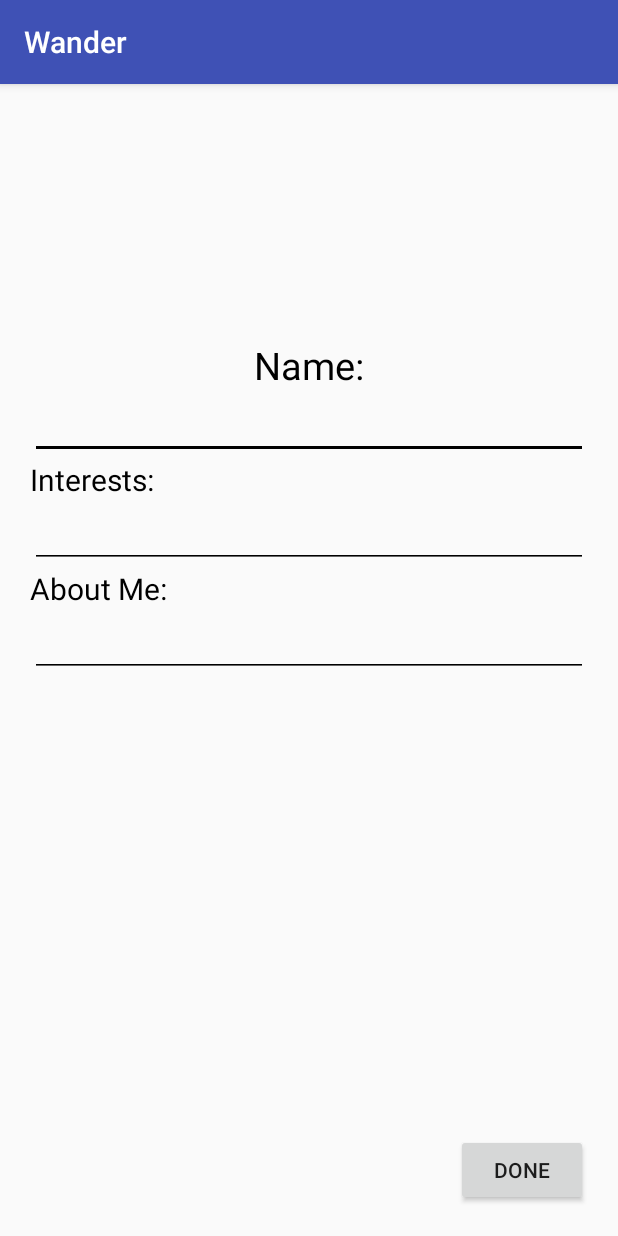
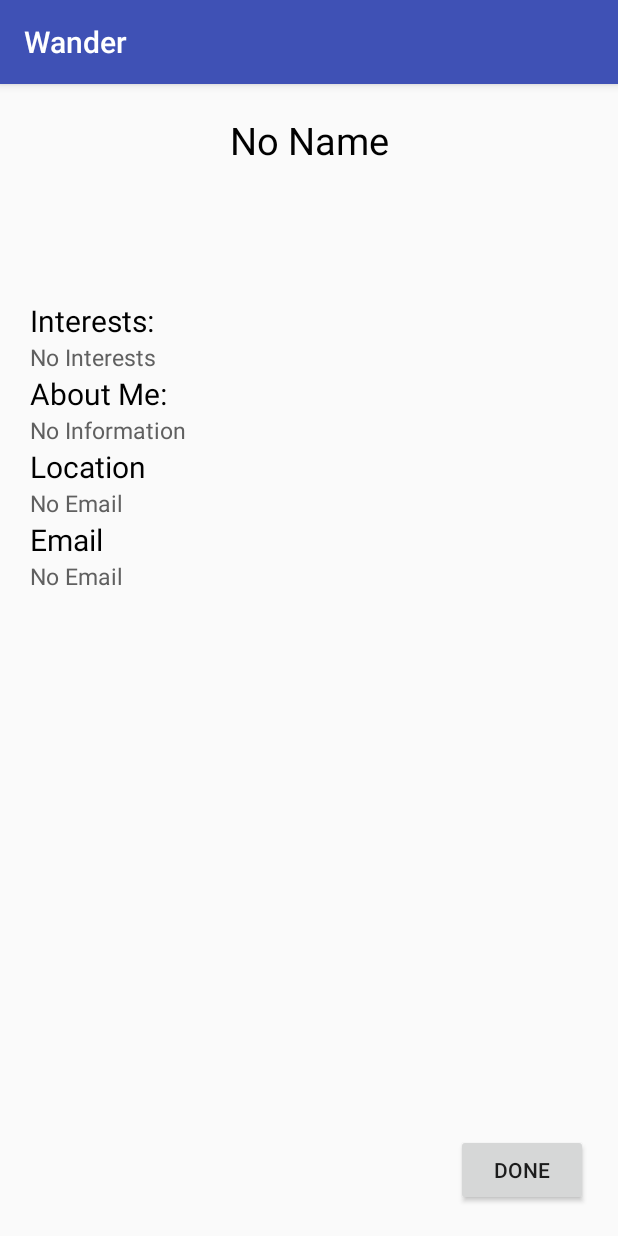
Before and after one commit to jordansegalman/wander, an Android app: the Profile screen opened directly, with no data from a screen before it, after a tap on "EDIT", on a phone screen of 412 x 824 dp. Run offline under Robolectric (Android 15) with nearby library versions, the phone set to English and light mode, and no system bars; our stand-ins replace Volley.

Commit message:
Added separate edit profile page

```diff
--- a/AndroidApp/app/src/main/java/com/example/kyle/wander/Profile.java
+++ b/AndroidApp/app/src/main/java/com/example/kyle/wander/Profile.java
@@ -6,6 +6,7 @@ import android.support.v7.app.AppCompatActivity;
 import android.os.Bundle;
 import android.util.Log;
 import android.view.View;
+import android.widget.EditText;
 import android.widget.ImageView;
 import android.widget.TextView;
 import android.widget.Toast;
@@ -65,6 +66,18 @@ public class Profile extends AppCompatActivity {
         aboutText_input = (TextView)findViewById(R.id.about_text);
         locationText_input = (TextView)findViewById(R.id.location_text);
         emailText_input = (TextView)findViewById(R.id.email_text);
+
+        if (getCallingActivity() != null) {
+            Log.d("TAG", getCallingActivity().getClassName());
+            if (getCallingActivity().getClassName().equalsIgnoreCase("com.example.kyle.wander.ProfileEdit")) {
+                Intent in = getIntent();
+                nameText_input.setText(in.getExtras().getString("name"));
+                interestText_input.setText(in.getExtras().getString("interests"));
+                aboutText_input.setText(in.getExtras().getString("about"));
+                emailText_input.setText(in.getExtras().getString("email"));
+                locationText_input.setText(in.getExtras().getString("location"));
+            }
+        }
 
         //profilePicture.setBackground();
         //nameText.setText(name);
@@ -142,6 +155,22 @@ public class Profile extends AppCompatActivity {
     }
 
     public void edit(View view){
-        startActivity(new Intent(Profile.this, ProfileEdit.class));
+        /*
+        EditText etInterests = (EditText) findViewById(R.id.interests_text);
+        EditText etAbout = (EditText) findViewById(R.id.about_text);
+        EditText etLocation = (EditText) findViewById(R.id.location_text);
+        EditText etEmail = (EditText) findViewById(R.id.location_text);
+        EditText etName = (EditText) findViewById(R.id.name);
+        */
+        Intent i = new Intent(Profile.this, ProfileEdit.class);
+        i.putExtra("location", locationText_input.getText().toString());
+        i.putExtra("about", aboutText_input.getText().toString());
+        i.putExtra("interests", interestText_input.getText().toString());
+        i.putExtra("email", emailText_input.getText().toString());
+        i.putExtra("name", nameText_input.getText().toString());
+        startActivity(i);
+
+
+        //startActivity(new Intent(Profile.this, ProfileEdit.class));
     }
 }
--- a/AndroidApp/app/src/main/java/com/example/kyle/wander/ProfileEdit.java
+++ b/AndroidApp/app/src/main/java/com/example/kyle/wander/ProfileEdit.java
@@ -1,18 +1,61 @@
 package com.example.kyle.wander;
 
+import android.content.Intent;
+import android.support.v4.app.ActivityCompat;
 import android.support.v7.app.AppCompatActivity;
 import android.os.Bundle;
 import android.view.View;
+import android.widget.EditText;
 
 public class ProfileEdit extends AppCompatActivity {
+    private EditText etInterests;
+    private EditText etAbout;
+    private EditText etLocation;
+    private EditText etEmail;
+    private EditText etName;
 
     @Override
     protected void onCreate(Bundle savedInstanceState) {
         super.onCreate(savedInstanceState);
         setContentView(R.layout.activity_profile_edit);
+
+        etInterests = (EditText) findViewById(R.id.interests_text);
+        etAbout = (EditText) findViewById(R.id.about_text);
+        etLocation = (EditText) findViewById(R.id.location_text);
+        etEmail = (EditText) findViewById(R.id.location_text);
+        etName = (EditText) findViewById(R.id.name);
+
+        Intent in = getIntent();
+        String loc = in.getExtras().getString("location");
+        String about = in.getExtras().getString("about");
+        String interests = in.getExtras().getString("interests");
+        String name = in.getExtras().getString("name");
+        String email = in.getExtras().getString("email");
+
+        etInterests.setText(interests);
+        etAbout.setText(about);
+        etLocation.setText(loc);
+        etName.setText(name);
+        etEmail.setText(email);
+
     }
 
     public void done(View view){
         //TODO: Save profile data
+        etInterests = (EditText) findViewById(R.id.interests_text);
+        etAbout = (EditText) findViewById(R.id.about_text);
+        etLocation = (EditText) findViewById(R.id.location_text);
+        etEmail = (EditText) findViewById(R.id.location_text);
+        etName = (EditText) findViewById(R.id.name);
+
+        Intent i = new Intent(ProfileEdit.this, Profile.class);
+        i.putExtra("location", etLocation.getText().toString());
+        i.putExtra("about", etAbout.getText().toString());
+        i.putExtra("interests", etInterests.getText().toString());
+        i.putExtra("email", etEmail.getText().toString());
+        i.putExtra("name", etName.getText().toString());
+
+        ActivityCompat.startActivityForResult(this, i, 0, null);
+        //startActivity(i);
     }
 }
--- a/AndroidApp/app/src/main/res/layout/activity_profile_edit.xml
+++ b/AndroidApp/app/src/main/res/layout/activity_profile_edit.xml
@@ -20,66 +20,89 @@
             android:orientation="vertical"
             android:gravity="top">
 
-            <ImageView
-                android:id="@+id/picture"
-                android:layout_width="match_parent"
-                android:layout_height="150dp"
-                android:gravity="center"/>
-
-            <TextView
-                android:layout_width="match_parent"
-                android:layout_height="wrap_content"
-                android:textSize="25sp"
-                android:textColor="#000000"
-                android:gravity="center"
-                android:text="Name:"/>
-
             <EditText
                 android:id="@+id/name"
                 android:layout_width="match_parent"
                 android:layout_height="wrap_content"
-                android:inputType="textFilter"
-                android:maxLines="1"
-                android:imeOptions="actionNext"
-                android:backgroundTint="#000000"
-                android:textCursorDrawable="@null"
-                android:textColor="#000000"/>
+                android:gravity="center"
+                android:text="No Name"
+                android:textColor="#000000"
+                android:background="@android:color/transparent"
+                android:textSize="25sp" />
+
+            <ImageView
+                android:id="@+id/picture"
+                android:layout_width="match_parent"
+                android:layout_height="89dp"
+                android:gravity="center" />
 
             <TextView
-                android:layout_width="match_parent"
-                android:layout_height="wrap_content"
-                android:textColor="#000000"
-                android:textSize="20sp"
-                android:text="Interests:"/>
-
-            <EditText
                 android:id="@+id/interests"
                 android:layout_width="match_parent"
                 android:layout_height="wrap_content"
-                android:inputType="textFilter"
-                android:maxLines="1"
-                android:imeOptions="actionNext"
-                android:backgroundTint="#000000"
-                android:textCursorDrawable="@null"
-                android:textColor="#000000"/>
+                android:text="Interests:"
+                android:textColor="#000000"
+                android:textSize="20sp" />
+
+            <EditText
+                android:id="@+id/interests_text"
+                android:layout_width="fill_parent"
+                android:layout_height="wrap_content"
+                android:textSize="15dp"
+                android:textColor="#606060"
+                android:background="@android:color/transparent"
+                android:text="No Interests" />
 
             <TextView
+                android:id="@+id/about"
                 android:layout_width="match_parent"
                 android:layout_height="wrap_content"
                 android:text="About Me:"
                 android:textColor="#000000"
-                android:textSize="20sp"/>
+                android:textSize="20sp" />
 
             <EditText
-                android:id="@+id/about"
+                android:id="@+id/about_text"
+                android:layout_width="fill_parent"
+                android:layout_height="wrap_content"
+                android:textSize="15dp"
+                android:textColor="#606060"
+                android:background="@android:color/transparent"
+                android:text="No Information" />
+
+            <TextView
+                android:id="@+id/location"
                 android:layout_width="match_parent"
                 android:layout_height="wrap_content"
-                android:inputType="textFilter"
-                android:maxLines="1"
-                android:imeOptions="actionNext"
-                android:backgroundTint="#000000"
-                android:textCursorDrawable="@null"
-                android:textColor="#000000"/>
+                android:text="Location"
+                android:textColor="#000000"
+                android:textSize="20sp" />
+
+            <EditText
+                android:id="@+id/location_text"
+                android:layout_width="fill_parent"
+                android:layout_height="wrap_content"
+                android:textSize="15dp"
+                android:textColor="#606060"
+                android:background="@android:color/transparent"
+                android:text="No Location" />
+
+            <TextView
+                android:id="@+id/email"
+                android:layout_width="match_parent"
+                android:layout_height="wrap_content"
+                android:text="Email"
+                android:textColor="#000000"
+                android:textSize="20sp" />
+
+            <EditText
+                android:id="@+id/email_text"
+                android:layout_width="fill_parent"
+                android:layout_height="wrap_content"
+                android:textSize="15dp"
+                android:textColor="#606060"
+                android:background="@android:color/transparent"
+                android:text="No Email" />
 
             <TextView
                 android:layout_width="wrap_content"
```
